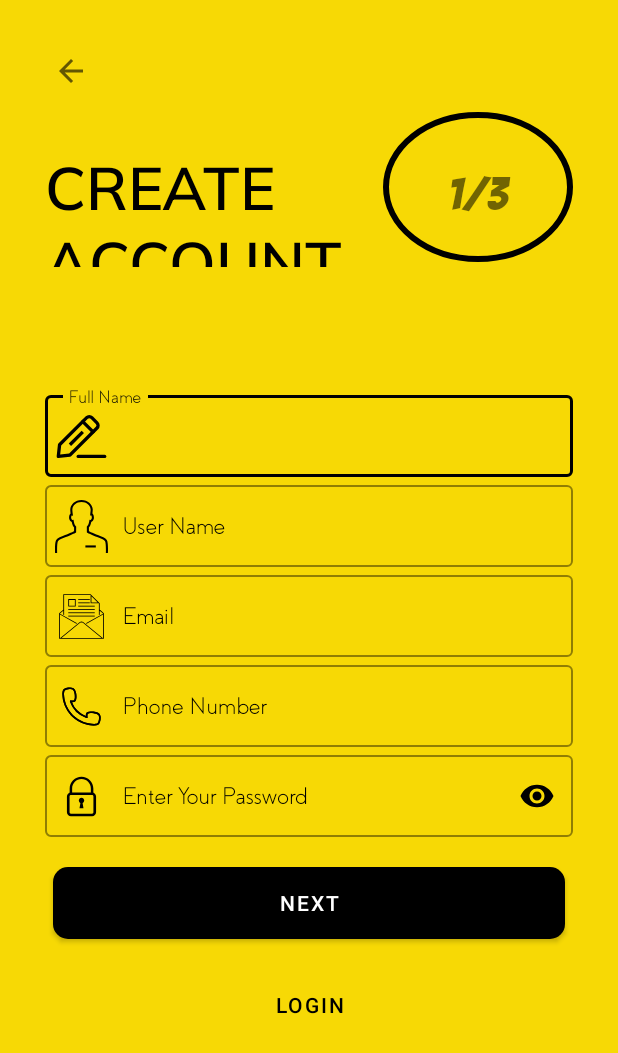
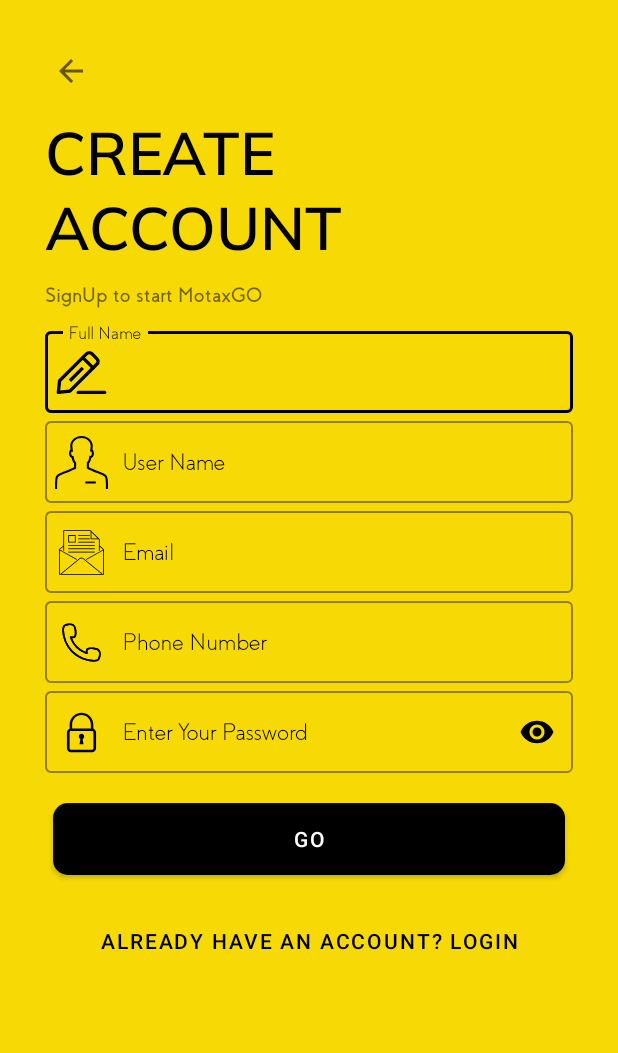
Before and after one commit to Quockm/MotaX, an Android app: the layout activity_sign_up.xml on its own in the app's theme, with its tools: preview values and no code run, on a phone screen of 412 x 824 dp. Shown: the top 1053 px of the screen. Run offline under Robolectric (Android 15) with nearby library versions, the phone set to English and light mode, and no system bars.

Commit message:
Fixxing Signup Design

```diff
--- a/app/src/main/res/layout/activity_sign_up.xml
+++ b/app/src/main/res/layout/activity_sign_up.xml
@@ -27,13 +27,11 @@
             android:layout_marginTop="10dp"
             android:layout_width="match_parent"
             android:layout_height="wrap_content"
-            android:orientation="horizontal"
-            android:layout_weight="2">
+            android:orientation="vertical">
 
             <TextView
                 android:id="@+id/txtSignUp_title"
-                android:layout_weight="1"
-                android:layout_width="150dp"
+                android:layout_width="wrap_content"
                 android:layout_height="wrap_content"
                 android:fontFamily="@font/muli_semibold"
                 android:text="@string/create_account"
@@ -43,24 +41,31 @@
                 android:textStyle="bold"
                 android:transitionName="transition_title_signup"/>
 
+<!--            <TextView-->
+<!--                android:layout_weight="1"-->
+<!--                android:layout_width="wrap_content"-->
+<!--                android:layout_height="100dp"-->
+<!--                android:text="@string/_1_3"-->
+<!--                android:padding="8dp"-->
+<!--                android:gravity="center"-->
+<!--                android:textSize="30sp"-->
+<!--                android:layout_marginLeft="10dp"-->
+<!--                android:fontFamily="@font/bangers_regular"-->
+<!--                android:background="@drawable/text_view_circle"-->
+<!--                android:layout_marginStart="5dp" />-->
+
             <TextView
-                android:layout_weight="1"
-                android:layout_width="wrap_content"
-                android:layout_height="100dp"
-                android:text="@string/_1_3"
-                android:padding="8dp"
-                android:gravity="center"
-                android:textSize="30sp"
-                android:layout_marginLeft="10dp"
-                android:fontFamily="@font/bangers_regular"
-                android:background="@drawable/text_view_circle"
-                android:layout_marginStart="5dp" />
+                android:layout_width="match_parent"
+                android:layout_height="wrap_content"
+                android:text="@string/signup_to_start_motaxgo"
+                android:fontFamily="@font/coves_bold"
+                android:layout_marginTop="10dp"/>
         </LinearLayout>
 
         <LinearLayout
             android:layout_width="match_parent"
             android:layout_height="wrap_content"
-            android:layout_marginTop="80dp"
+            android:layout_marginTop="10dp"
             android:orientation="vertical">
 
             <com.google.android.material.textfield.TextInputLayout
@@ -173,7 +178,7 @@
             android:id="@+id/btnSignUp_Next"
             android:layout_width="match_parent"
             android:layout_height="wrap_content"
-            android:text="@string/next"
+            android:text="@string/go"
             android:layout_marginTop="20dp"
             android:background="@drawable/custom_button_black"
             android:layout_marginRight="5dp"
@@ -186,7 +191,7 @@
             android:id="@+id/btnLogin_Signup"
             android:layout_width="match_parent"
             android:layout_height="0dp"
-            android:text="@string/login"
+            android:text="@string/already_have_account"
             android:textAllCaps="true"
             android:textColor="@color/black"
             android:background="#00000000"
--- a/app/src/main/res/values/strings.xml
+++ b/app/src/main/res/values/strings.xml
@@ -50,6 +50,9 @@
     <string name="ok">Ok</string>
     <string name="password_updated">Password <br>Updated</br></string>
     <string name="your_password_has_been_updated">Your password has been updated!</string>
+    <string name="go">Go</string>
+    <string name="already_have_account">Already have an account? Login</string>
+    <string name="signup_to_start_motaxgo">SignUp to start MotaxGO</string>
 
 
 </resources>
```
